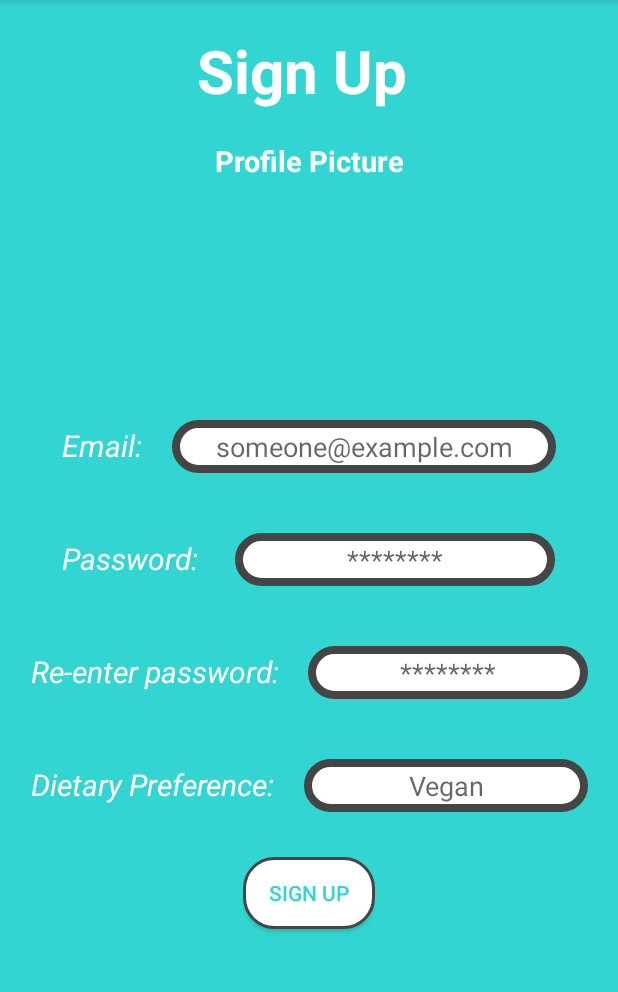
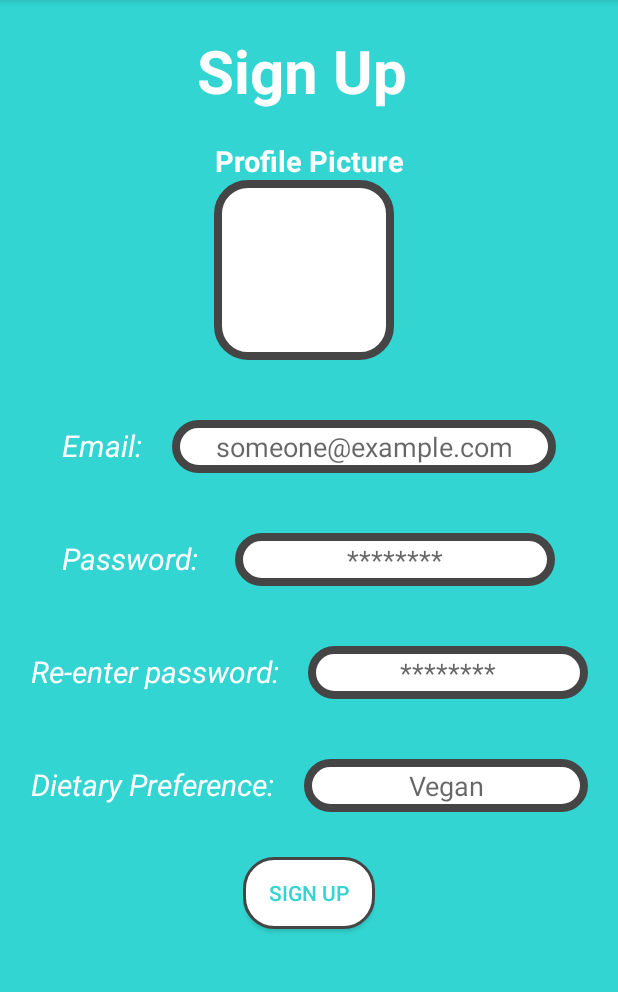
Before and after one commit to Saransh-kalra/Edith-Grocery_Management_app, an Android app: the SignUp screen opened directly, with no data from a screen before it, on a phone screen of 412 x 824 dp, the part 84-1076 px from its top. Run offline under Robolectric (Android 15) with nearby library versions, the phone set to English and light mode, and no system bars; our stand-ins replace Firebase (no records; nobody signed in at launch, a user with empty details on screens opened directly).

Commit message:
put a placeholder to see where to click for profile pic

```diff
--- a/Edith/app/src/main/java/com/example/edith/login/SignUp.java
+++ b/Edith/app/src/main/java/com/example/edith/login/SignUp.java
@@ -2,6 +2,7 @@ package com.example.edith.login;
 
 import android.app.ProgressDialog;
 import android.content.Intent;
+import android.graphics.Color;
 import android.net.Uri;
 import android.os.Bundle;
 import android.util.Patterns;
@@ -99,6 +100,7 @@ public class SignUp extends AppCompatActivity {
                     public void onSuccess(UploadTask.TaskSnapshot taskSnapshot) {
                         pd.dismiss();
                         Snackbar.make(findViewById(android.R.id.content), "Image Uploaded", Snackbar.LENGTH_LONG).show();
+                        profilePic.setBackgroundColor(Color.TRANSPARENT);
                     }
                 }))
                 .addOnFailureListener(new OnFailureListener() {
--- a/Edith/app/src/main/res/layout/activity_sign_up.xml
+++ b/Edith/app/src/main/res/layout/activity_sign_up.xml
@@ -65,11 +65,10 @@
                 android:id="@+id/profile_pic"
                 android:layout_width="120dp"
                 android:layout_height="120dp"
-
+                android:background="@drawable/edit_text_border"
                 android:gravity="center"
                 app:layout_constraintStart_toStartOf="parent"
                 app:layout_constraintTop_toTopOf="parent"
-                tools:src = "@drawable/profile_logo"
                 />
         </LinearLayout>
 
```
Also changed, not shown: 21 other files.
